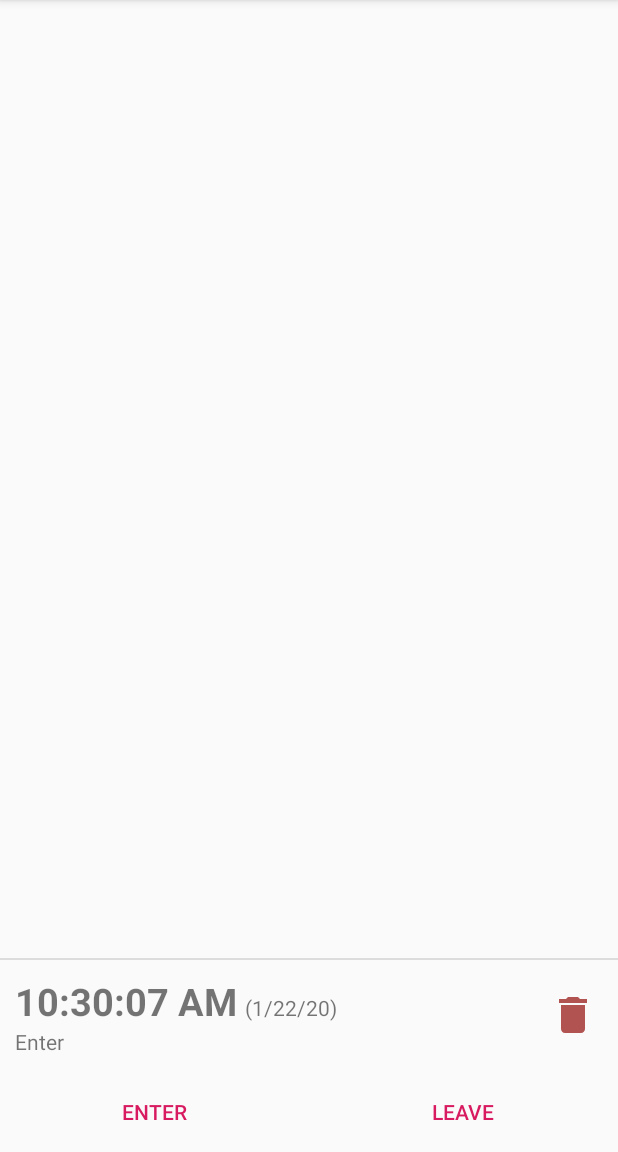
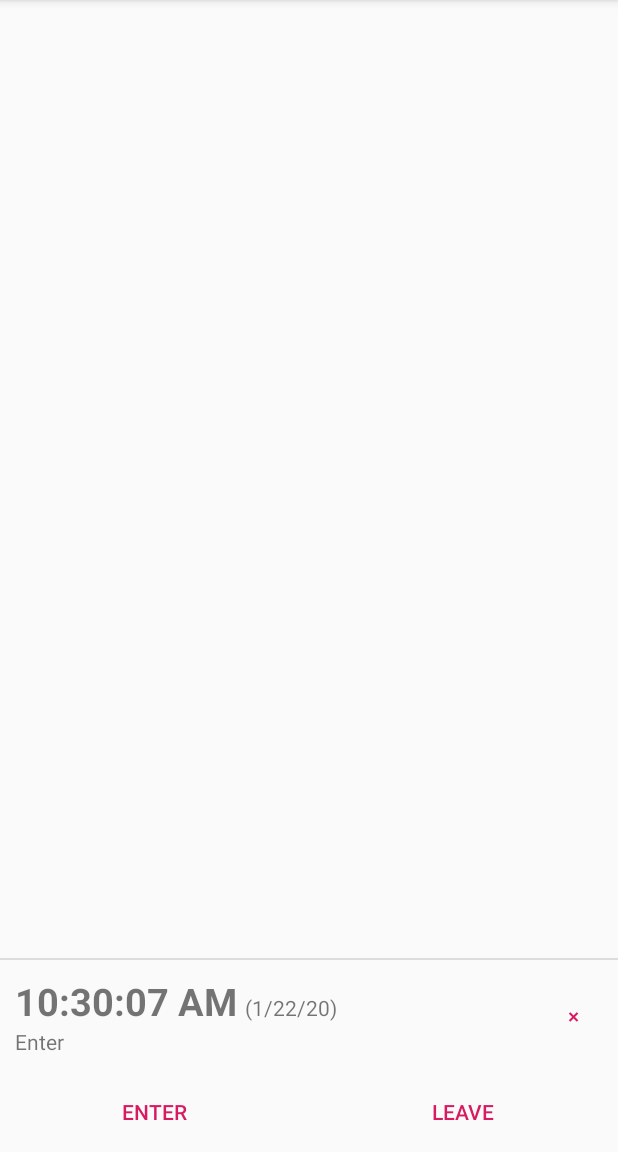
Before and after one commit to burdukowsky/EnterLeave, an Android app: the screen it shows after launch (MainActivity), after a tap on "ENTER", on a phone screen of 412 x 824 dp, the part 84-1236 px from its top. Run offline under Robolectric (Android 15) with nearby library versions, the phone set to English and light mode, and no system bars; libraries missing offline, so code that uses them is left out: com.j256.ormlite; 2 statements that could not run were skipped.

Commit message:
trash to multiplication sign

```diff
--- a/app/src/main/java/tk/burdukowsky/enter_leave/ActionListAdapter.kt
+++ b/app/src/main/java/tk/burdukowsky/enter_leave/ActionListAdapter.kt
@@ -5,7 +5,7 @@ import android.view.LayoutInflater
 import android.view.View
 import android.view.ViewGroup
 import android.widget.BaseAdapter
-import android.widget.ImageView
+import android.widget.Button
 import android.widget.TextView
 
 class ActionListAdapter(
@@ -23,7 +23,7 @@ class ActionListAdapter(
             String.format("(%s)", formattedTime.date)
         view.findViewById<TextView>(R.id.tvActionTime).text = formattedTime.time
         view.findViewById<TextView>(R.id.tvActionType).text = entity.type.getResource()
-        view.findViewById<ImageView>(R.id.ivActionDelete).setOnClickListener {
+        view.findViewById<Button>(R.id.buttonActionDelete).setOnClickListener {
             (context as ActionDeleter).deleteAction(entity)
         }
         return view
--- a/app/src/main/res/drawable-anydpi/trash.xml
+++ /dev/null
@@ -1,14 +0,0 @@
-<vector xmlns:android="http://schemas.android.com/apk/res/android"
-    android:width="24dp"
-    android:height="24dp"
-    android:viewportWidth="18"
-    android:viewportHeight="18"
-    android:tint="#9E2927"
-    android:alpha="0.8">
-  <group android:translateX="-3"
-      android:translateY="-3">
-      <path
-          android:fillColor="#FF000000"
-          android:pathData="M6,19c0,1.1 0.9,2 2,2h8c1.1,0 2,-0.9 2,-2V7H6v12zM19,4h-3.5l-1,-1h-5l-1,1H5v2h14V4z"/>
-  </group>
-</vector>
--- a/app/src/main/res/layout/action.xml
+++ b/app/src/main/res/layout/action.xml
@@ -42,11 +42,11 @@
 
     </LinearLayout>
 
-    <ImageView
-        android:id="@+id/ivActionDelete"
+    <Button
+        android:id="@+id/buttonActionDelete"
+        style="?android:attr/buttonBarButtonStyle"
         android:layout_width="40dp"
         android:layout_height="wrap_content"
-        android:contentDescription="@string/delete_button_description"
-        android:src="@drawable/trash" />
+        android:text="×" />
 
 </LinearLayout>
--- a/app/src/main/res/values/strings.xml
+++ b/app/src/main/res/values/strings.xml
@@ -1,6 +1,5 @@
 <resources>
     <string name="app_name">Turnstile</string>
-    <string name="delete_button_description">Delete</string>
     <string name="enter">Enter</string>
     <string name="leave">Leave</string>
 </resources>
```
Also changed, not shown: app/src/main/res/drawable-hdpi/trash.png (deleted), app/src/main/res/drawable-mdpi/trash.png (deleted), app/src/main/res/drawable-xhdpi/trash.png (deleted), app/src/main/res/drawable-xxhdpi/trash.png (deleted), 1 other file.
